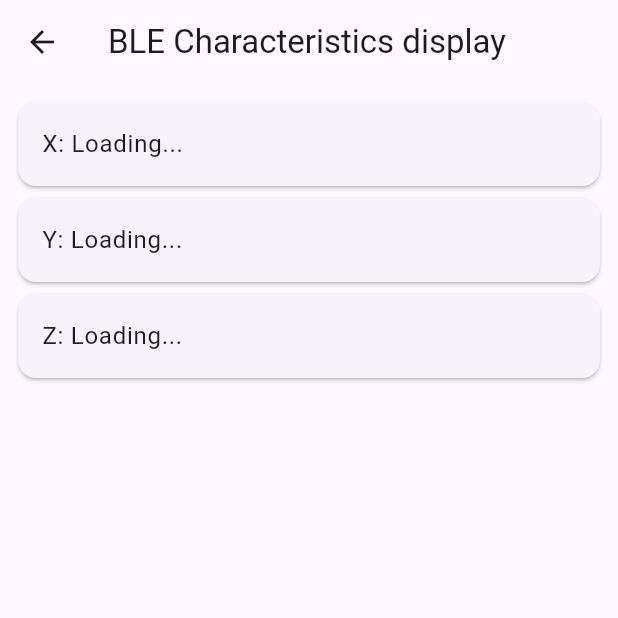
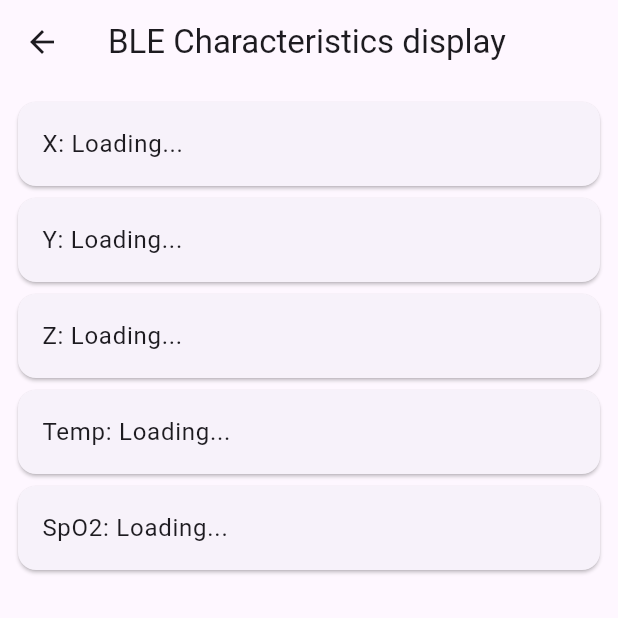
Before and after one commit to brokenhun666/ble_appwdata, a Flutter app: the HomePage screen opened directly with empty values, on a phone screen of 412 x 824 dp, the top half of it. Run offline on Flutter 3.47's test engine with Material 3 defaults, Android fonts, the phone set to English and light mode, and no system bars; our stand-ins replace permission_handler; missing offline and left inert: flutter_reactive_ble.

Commit message:
Added temp and SpO2

```diff
--- a/lib/main.dart
+++ b/lib/main.dart
@@ -89,10 +89,14 @@ class _HomePageState extends State<HomePage> {
   String xData = 'Loading...';
   String yData = 'Loading...';
   String zData = 'Loading...';
+  String tempData = 'Loading...';
+  String spoData = 'Loading...';
 
   final flutterReactiveBle = FlutterReactiveBle();
 
   final serviceUuid = Uuid.parse('082b91ae-e83c-11e8-9f32-f2801f1b9fd1');
+  final tempServiceUuid = Uuid.parse('00001809-0000-1000-8000-00805F9B34FB');
+  final spoServiceUuid = Uuid.parse('00001822-0000-1000-8000-00805F9B34FB');
 
   final xCharacteristicUuid =
       Uuid.parse('082b9438-e83c-11e8-9f32-f2801f1b9fd1');
@@ -100,6 +104,8 @@ class _HomePageState extends State<HomePage> {
       Uuid.parse('082b9622-e83c-11e8-9f32-f2801f1b9fd1');
   final zCharacteristicUuid =
       Uuid.parse('082b976c-e83c-11e8-9f32-f2801f1b9fd1');
+  final tempCharacteristicUuid = Uuid.parse('00002A1C-0000-1000-8000-00805F9B34FB');
+  final spoCharacteristicUuid = Uuid.parse('00002A5F-0000-1000-8000-00805F9B34FB');
 
   void subscribeToCharacteristic() {
     final xCharacteristic = QualifiedCharacteristic(
@@ -114,6 +120,14 @@ class _HomePageState extends State<HomePage> {
         characteristicId: zCharacteristicUuid,
         serviceId: serviceUuid,
         deviceId: widget.deviceId);
+    final tempCharacteristic = QualifiedCharacteristic(
+        characteristicId: tempCharacteristicUuid,
+        serviceId: tempServiceUuid,
+        deviceId: widget.deviceId);
+    /*final spoCharacteristic = QualifiedCharacteristic(
+        characteristicId: spoCharacteristicUuid,
+        serviceId: spoServiceUuid,
+        deviceId: widget.deviceId);*/
 
     flutterReactiveBle
         .subscribeToCharacteristic(xCharacteristic)
@@ -136,6 +150,22 @@ class _HomePageState extends State<HomePage> {
           zData = _bytesToFloat(data).toString();
         });
     });
+    flutterReactiveBle
+        .subscribeToCharacteristic(tempCharacteristic)
+        .listen((data) {
+        setState(() {
+          tempData = _bytesToFloat(data).toString();
+        });
+    });
+    /*
+    flutterReactiveBle
+        .subscribeToCharacteristic(spoCharacteristic)
+        .listen((data) {
+        setState(() {
+          spoData = _bytesToFloat(data).toString();
+        });
+    });
+    */
   }
 
   double _bytesToFloat(List<int> data) {
@@ -177,6 +207,16 @@ class _HomePageState extends State<HomePage> {
                 title: Text('Z: $zData'),
               ),
             ),
+            Card(
+              child: ListTile(
+                title: Text('Temp: $tempData'),
+              ),
+            ),
+            Card(
+              child: ListTile(
+                title: Text('SpO2: $spoData'),
+              ),
+            ),
           ],
         ),
       ),
```
